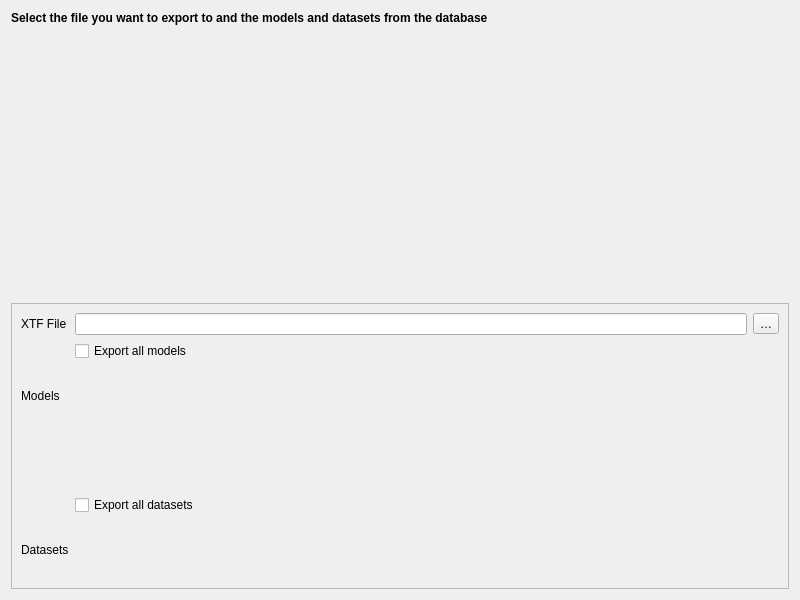
Old version of the form QgisModelBaker/ui/workflow_wizard/export_data_configuration.ui in the repository opengisch/QgisModelBaker.
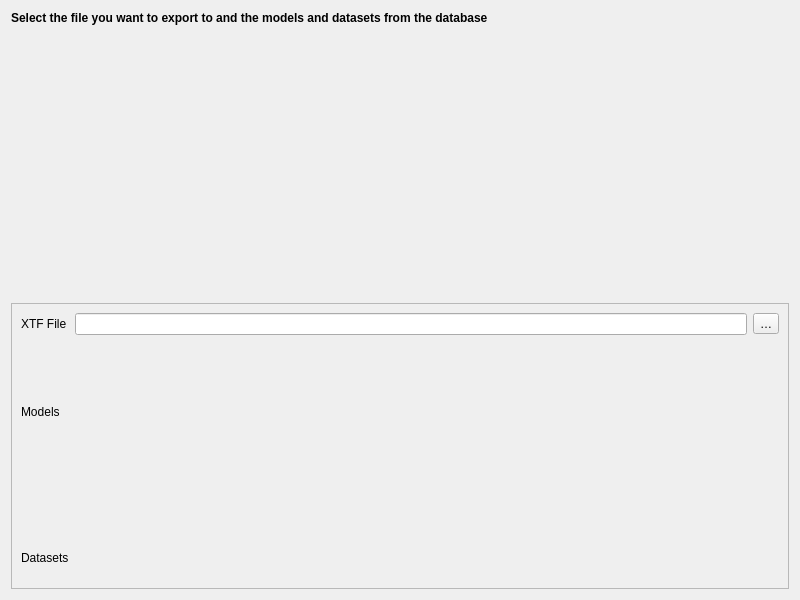
New version of the form. Custom widgets are drawn as their Qt base class.

Commit message: make select all checkboxes in export page controlling check/uncheck and on divers state of the listed entries it receives partialChecked state. But user cannot trigger partialChecked state.

The edit to the form file:
```diff
--- a/QgisModelBaker/ui/workflow_wizard/export_data_configuration.ui
+++ b/QgisModelBaker/ui/workflow_wizard/export_data_configuration.ui
@@ -86,9 +86,9 @@
        </widget>
       </item>
       <item row="4" column="1" colspan="2">
-       <widget class="QCheckBox" name="export_datasets_checkbox">
-        <property name="text">
-         <string>Export all datasets</string>
+       <widget class="SemiTristateCheckbox" name="export_datasets_checkbox" native="true">
+        <property name="text" stdset="0">
+         <string>Select all datasets</string>
         </property>
        </widget>
       </item>
@@ -96,9 +96,9 @@
        <widget class="ModelListView" name="export_datasets_view" native="true"/>
       </item>
       <item row="1" column="1" colspan="2">
-       <widget class="QCheckBox" name="export_models_checkbox">
-        <property name="text">
-         <string>Export all models</string>
+       <widget class="SemiTristateCheckbox" name="export_models_checkbox" native="true">
+        <property name="text" stdset="0">
+         <string>Select all models</string>
         </property>
        </widget>
       </item>
@@ -114,6 +114,11 @@
    <header>QgisModelBaker.gui.options</header>
    <container>1</container>
   </customwidget>
+  <customwidget>
+   <class>SemiTristateCheckbox</class>
+   <extends>QWidget</extends>
+   <header>QgisModelBaker.gui.options</header>
+  </customwidget>
  </customwidgets>
  <resources/>
  <connections/>
```
The commit also changes 3 other files.
